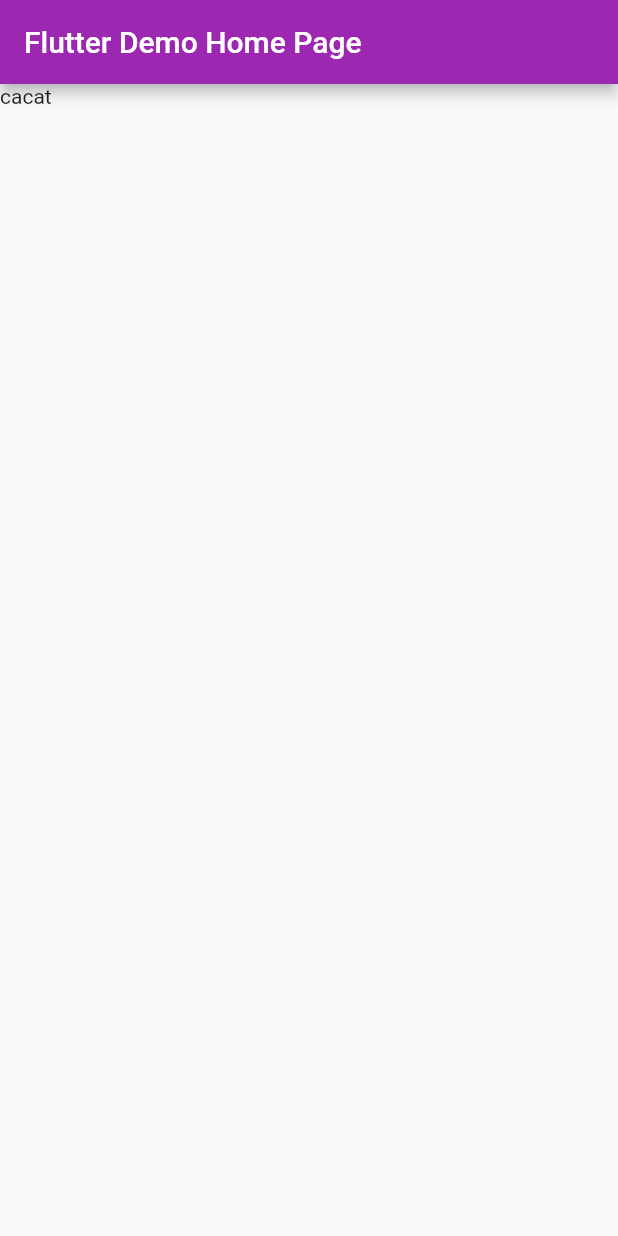
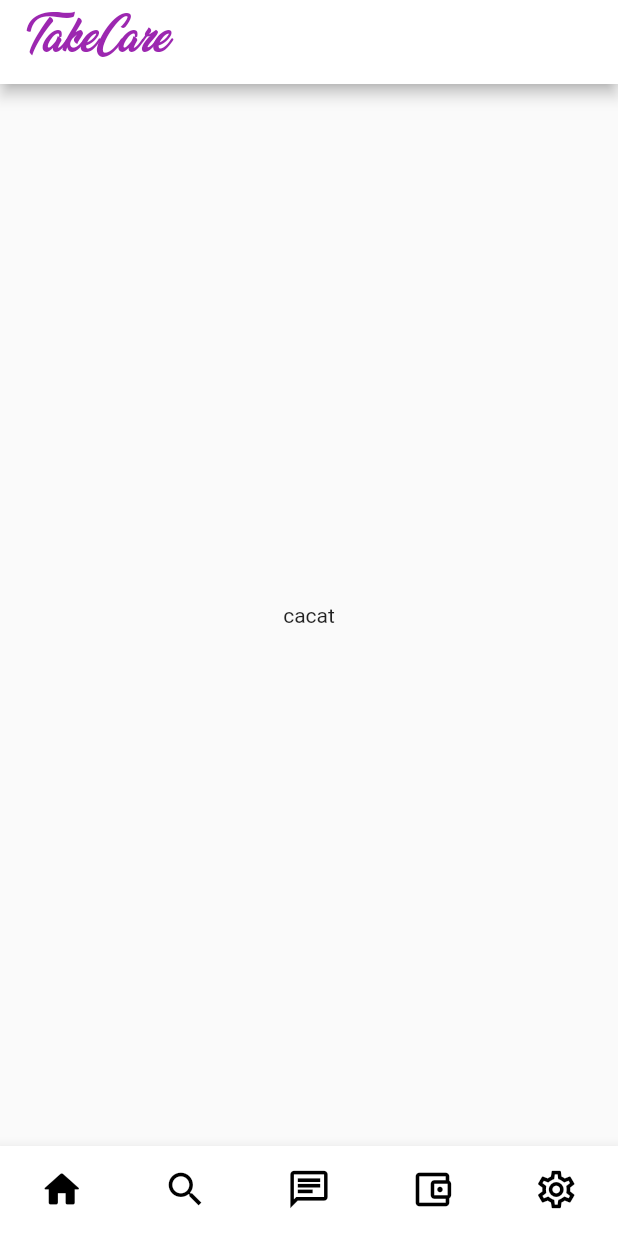
Before and after one commit to denosg/take_care_demo_app, a Flutter app: the screen it shows after launch, on a phone screen of 412 x 824 dp. Run offline on Flutter 3.47's test engine with Material 2 defaults, Android fonts, the phone set to English and light mode, and no system bars.

Commit message:
Added Each Page Made Custom Interface

```diff
--- a/take_care_demo_app/lib/main.dart
+++ b/take_care_demo_app/lib/main.dart
@@ -1,6 +1,14 @@
 import 'package:flutter/material.dart';
+import 'package:flutter/services.dart';
+import 'package:take_care_demo_app/models/custom_material_color.dart';
+import 'package:take_care_demo_app/widgets/tabs_navigation.dart';
 
 void main() {
+  //Makes it so SystemChrome.setPreferredOrientations works
+  WidgetsFlutterBinding.ensureInitialized();
+  //Sets preffered orientations
+  SystemChrome.setPreferredOrientations([DeviceOrientation.portraitUp]);
+  //Runs the app on boot
   runApp(const MyApp());
 }
 
@@ -12,29 +20,14 @@
     return MaterialApp(
       title: 'Take Care Demo',
       theme: ThemeData(
-        primarySwatch: Colors.purple,
-        accentColor: Colors.white,
+        primarySwatch: createMaterialColor(Color.fromARGB(255, 255, 255, 255)),
+        primaryColor: Colors.white,
+        accentColor: Colors.purple,
       ),
-      home: const MyHomePage(title: 'Flutter Demo Home Page'),
+      routes: {
+        //Main Page
+        '/': (context) => TabsNavigation(),
+      },
     );
   }
 }
-
-class MyHomePage extends StatefulWidget {
-  const MyHomePage({super.key, required this.title});
-  final String title;
-
-  @override
-  State<MyHomePage> createState() => _MyHomePageState();
-}
-
-class _MyHomePageState extends State<MyHomePage> {
-  @override
-  Widget build(BuildContext context) {
-    return Scaffold(
-        appBar: AppBar(
-          title: Text(widget.title),
-        ),
-        body: Text('cacat'));
-  }
-}
--- /dev/null
+++ b/take_care_demo_app/lib/models/custom_material_color.dart
@@ -0,0 +1,22 @@
+import 'package:flutter/material.dart';
+
+MaterialColor createMaterialColor(Color color) {
+  List strengths = <double>[.05];
+  Map<int, Color> swatch = {};
+  final int r = color.red, g = color.green, b = color.blue;
+
+  for (int i = 1; i < 10; i++) {
+    strengths.add(0.1 * i);
+  }
+  for (var strength in strengths) {
+    final double ds = 0.5 - strength;
+    swatch[(strength * 1000).round()] = Color.fromRGBO(
+      r + ((ds < 0 ? r : (255 - r)) * ds).round(),
+      g + ((ds < 0 ? g : (255 - g)) * ds).round(),
+      b + ((ds < 0 ? b : (255 - b)) * ds).round(),
+      1,
+    );
+  }
+  ;
+  return MaterialColor(color.value, swatch);
+}
--- /dev/null
+++ b/take_care_demo_app/lib/screens/home_screen.dart
@@ -0,0 +1,12 @@
+import 'package:flutter/material.dart';
+
+class HomeScreen extends StatelessWidget {
+  const HomeScreen({super.key});
+
+  @override
+  Widget build(BuildContext context) {
+    return Center(
+      child: Text('cacat'),
+    );
+  }
+}
--- a/take_care_demo_app/lib/widgets/tabs_navigation.dart
+++ b/take_care_demo_app/lib/widgets/tabs_navigation.dart
@@ -1,34 +1,40 @@
 import 'package:flutter/material.dart';
+import 'package:take_care_demo_app/screens/home_screen.dart';
+import 'package:take_care_demo_app/screens/messages_screen.dart';
+import 'package:take_care_demo_app/screens/search_screen.dart';
+import 'package:take_care_demo_app/screens/settings_screen.dart';
+import 'package:take_care_demo_app/screens/wallet_screen.dart';
 
-class TabsScreen extends StatefulWidget {
+// ignore: use_key_in_widget_constructors
+class TabsNavigation extends StatefulWidget {
   @override
-  State<TabsScreen> createState() => _TabsScreenState();
+  State<TabsNavigation> createState() => _TabsNavigationState();
 }
 
-class _TabsScreenState extends State<TabsScreen> {
+class _TabsNavigationState extends State<TabsNavigation> {
   List<Map<String, Object>> _pages = [];
 
   @override
   void initState() {
     _pages = [
       {
-        'page': "", //Home Page
-        'title': 'Home',
+        'page': HomeScreen(), //Home Page
+        'title': 'TakeCare',
       },
       {
-        'page': "", //Search Page
+        'page': SearchScreen(), //Search Page
         'title': 'Search',
       },
       {
-        'page': "", //Messages Page
+        'page': MessagesScreen(), //Messages Page
         'title': 'Messages',
       },
       {
-        'page': "", //Bank Page
-        'title': 'Bank',
+        'page': WalletScreen(), //Bank Page
+        'title': 'Wallet',
       },
       {
-        'page': "", //Settings Page
+        'page': SettingsScreen(), //Settings Page
         'title': 'Settings',
       },
     ];
@@ -48,7 +54,16 @@
     return Scaffold(
       appBar: AppBar(
         //title on top
-        title: Text(_pages[_selectedPageIndex]['title'] as String),
+        title: _pages[_selectedPageIndex]['title'] == 'TakeCare'
+            ? Text(
+                'TakeCare',
+                style: TextStyle(
+                  fontFamily: 'VeganStyle',
+                  color: Theme.of(context).accentColor,
+                  fontSize: 24,
+                ),
+              )
+            : Text(_pages[_selectedPageIndex]['title'] as String),
       ),
       //shows the widget in the chosen page
       body: _pages[_selectedPageIndex]['page'] as Widget,
@@ -56,38 +71,51 @@
       bottomNavigationBar: BottomNavigationBar(
         //custom BottomNavigationBar
         onTap: _selectPage,
-        unselectedItemColor: Colors.white,
+        iconSize: 30,
+        unselectedItemColor: Colors.black,
         selectedItemColor: Colors.black,
         currentIndex: _selectedPageIndex,
         type: BottomNavigationBarType.fixed,
+        showSelectedLabels: false,
+        showUnselectedLabels: false,
         items: const [
+          //home
           BottomNavigationBarItem(
             backgroundColor: Colors.white,
-            icon: Icon(Icons.home),
+            activeIcon: Icon(Icons.home_rounded),
+            icon: Icon(Icons.home_outlined),
             label: 'Home',
           ),
+          //search
           BottomNavigationBarItem(
             backgroundColor: Colors.white,
+            activeIcon: Icon(Icons.saved_search_outlined),
             icon: Icon(Icons.search),
             label: 'Search',
           ),
+          //messages
           BottomNavigationBarItem(
             backgroundColor: Colors.white,
-            icon: Icon(Icons.chat),
+            activeIcon: Icon(Icons.chat_rounded),
+            icon: Icon(Icons.chat_outlined),
             label: 'Messages',
           ),
+          //wallet
           BottomNavigationBarItem(
             backgroundColor: Colors.white,
-            icon: Icon(Icons.wallet),
+            activeIcon: Icon(Icons.account_balance_wallet_rounded),
+            icon: Icon(Icons.account_balance_wallet_outlined),
             label: 'Wallet',
           ),
+          //setings
           BottomNavigationBarItem(
             backgroundColor: Colors.white,
-            icon: Icon(Icons.settings),
+            activeIcon: Icon(Icons.settings_rounded),
+            icon: Icon(Icons.settings_outlined),
             label: 'Settings',
           ),
         ],
-        backgroundColor: Theme.of(context).accentColor,
+        backgroundColor: Theme.of(context).primaryColor,
       ),
     );
   }
```
Also changed, not shown: take_care_demo_app/lib/data/false_data.dart (added, +32 -0 lines), take_care_demo_app/lib/models/person.dart (added, +16 -0 lines), take_care_demo_app/lib/screens/messages_screen.dart (added, +12 -0 lines), take_care_demo_app/lib/screens/search_screen.dart (added, +12 -0 lines), take_care_demo_app/lib/screens/settings_screen.dart (added, +12 -0 lines), take_care_demo_app/lib/screens/wallet_screen.dart (added, +12 -0 lines), take_care_demo_app/pubspec.yaml (+5 -12 lines), take_care_demo_app/assets/fonts/VeganStyle.ttf (added).
